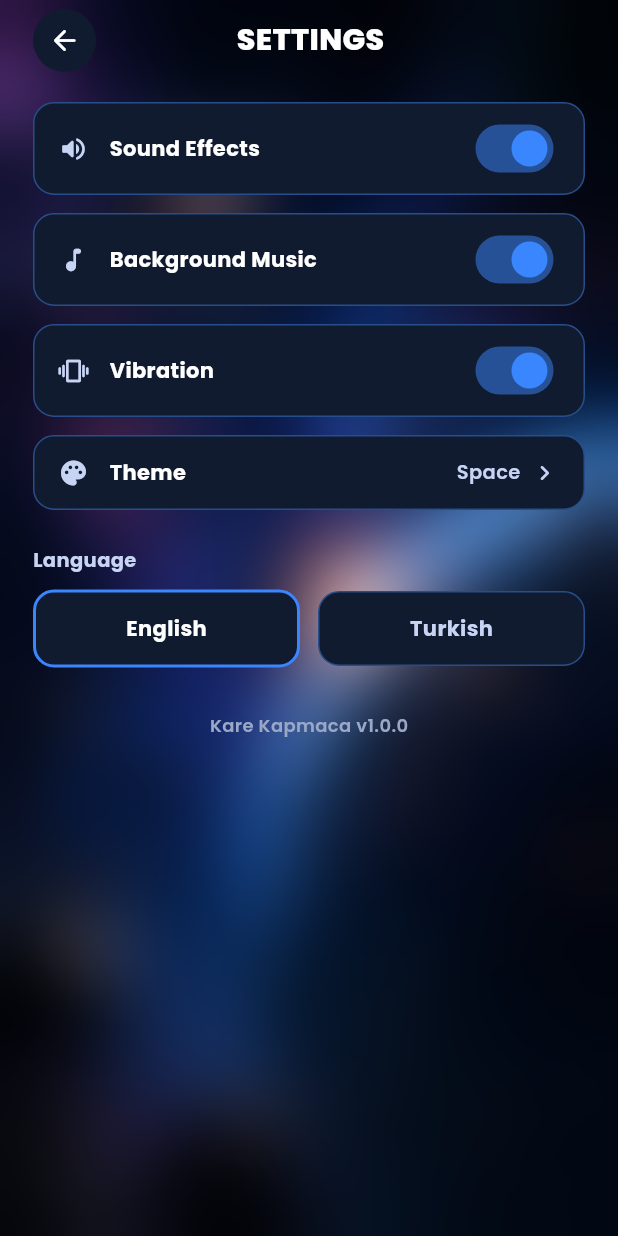
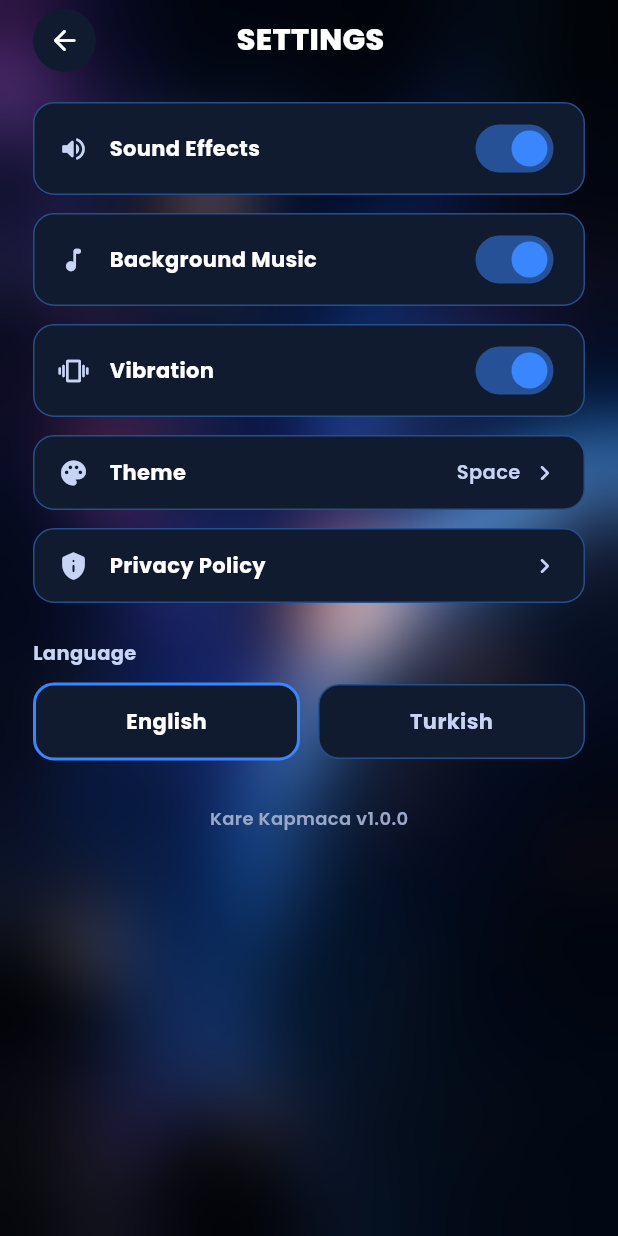
Before and after one commit to ahmettulas/kare_kapmaca, a Flutter app: the SettingsScreen screen opened directly, on a phone screen of 412 x 824 dp. Run offline on Flutter 3.47's test engine with Material 3 defaults, Android fonts, the phone set to English and light mode, and no system bars; our stand-ins replace audioplayers, cloud_firestore, confetti, firebase_core, google_fonts, google_mobile_ads and 2 more; accounts and stored records are empty; network calls fail; statements that could not run were skipped.

Commit message:
Fix Play privacy policy rejection, add in-app policy link
- Privacy policy names the Play listing exactly (Dotbound, developer
  AhmetUlaş, package name) and now matches app behavior: child-directed,
  non-personalized G-rated AdMob ads, 2h room expiry, Google Fonts.
- Settings screen links to the hosted privacy policy (required by the
  User Data policy); adds url_launcher and an https VIEW query.
- Firestore rules: allow get but not list on rooms so avatars/names
  can't be scraped; require expireAt on create for a TTL policy.
- Rooms get an expireAt timestamp so abandoned rooms are purged.
- Bump build to 1.0.0+9; toolchain bumps (Gradle 9.3.1, AGP 9.1.1),
  smaller audio assets, dependency lock updates.

```diff
--- a/lib/l10n/app_strings.dart
+++ b/lib/l10n/app_strings.dart
@@ -156,6 +156,10 @@ class AppStrings {
   String get languageTurkish => _t('Turkish', 'Türkçe');
   String get themeLabel => _t('Theme', 'Tema');
   String get themeSheetTitle => _t('Choose a theme', 'Bir tema seç');
+  String get privacyPolicyLabel =>
+      _t('Privacy Policy', 'Gizlilik Politikası');
+  String get linkOpenError =>
+      _t("Couldn't open the link.", 'Bağlantı açılamadı.');
   String get versionFooter => 'Kare Kapmaca v1.0.0';
 
   // Online rooms
--- a/lib/screens/settings_screen.dart
+++ b/lib/screens/settings_screen.dart
@@ -1,5 +1,6 @@
 import 'package:flutter/material.dart';
 import 'package:provider/provider.dart';
+import 'package:url_launcher/url_launcher.dart';
 
 import '../l10n/app_strings.dart';
 import '../services/audio_service.dart';
@@ -9,6 +10,22 @@ import '../theme/app_theme.dart';
 import '../theme/theme_presets.dart';
 import '../widgets/screen_backdrop.dart';
 import '../widgets/setup_header.dart';
+
+/// Same URL as the one entered in Play Console → App content → Privacy
+/// policy. Google requires the policy to be reachable from inside the app.
+const _privacyPolicyUrl =
+    'https://dotboxes-e69a6.web.app/privacy-policy.html';
+
+Future<void> _openPrivacyPolicy(BuildContext context, AppStrings t) async {
+  final messenger = ScaffoldMessenger.of(context);
+  final ok = await launchUrl(
+    Uri.parse(_privacyPolicyUrl),
+    mode: LaunchMode.externalApplication,
+  );
+  if (!ok) {
+    messenger.showSnackBar(SnackBar(content: Text(t.linkOpenError)));
+  }
+}
 
 class SettingsScreen extends StatelessWidget {
   const SettingsScreen({super.key});
@@ -64,6 +81,13 @@ class SettingsScreen extends StatelessWidget {
                           settings.language == AppLanguage.tr,
                         ),
                         onTap: () => _showThemeSheet(context, settings, t),
+                      ),
+                      const SizedBox(height: 12),
+                      _ThemeTile(
+                        icon: Icons.privacy_tip_rounded,
+                        title: t.privacyPolicyLabel,
+                        currentThemeName: '',
+                        onTap: () => _openPrivacyPolicy(context, t),
                       ),
                       const SizedBox(height: 24),
                       Text(
@@ -214,11 +238,13 @@ class _SettingsTile extends StatelessWidget {
 
 class _ThemeTile extends StatelessWidget {
   const _ThemeTile({
+    this.icon = Icons.palette_rounded,
     required this.title,
     required this.currentThemeName,
     required this.onTap,
   });
 
+  final IconData icon;
   final String title;
   final String currentThemeName;
   final VoidCallback onTap;
@@ -237,7 +263,7 @@ class _ThemeTile extends StatelessWidget {
         child: Row(
           children: [
             Icon(
-              Icons.palette_rounded,
+              icon,
               color: AppColors.textSecondary,
               size: 20,
             ),
--- a/lib/services/room_service.dart
+++ b/lib/services/room_service.dart
@@ -27,6 +27,10 @@ class RoomService {
   // RoomService — e.g. as an app-wide Provider — doesn't require Firebase
   // to already be initialized; only actually talking to Firestore does.
   FirebaseFirestore get _db => _firestoreOverride ?? FirebaseFirestore.instance;
+
+  /// Upper bound on how long a room document may live server-side.
+  /// Keep in sync with the retention period stated in the privacy policy.
+  static const roomTtl = Duration(hours: 2);
 
   CollectionReference<Map<String, dynamic>> get _rooms =>
       _db.collection('rooms');
@@ -81,6 +85,12 @@ class RoomService {
           'status': RoomStatus.waiting.name,
           'moves': <Map<String, dynamic>>[],
           'createdAt': FieldValue.serverTimestamp(),
+          // Firestore TTL policy on `expireAt` deletes rooms (and their
+          // avatar photos) that were never cleaned up by deleteRoom(),
+          // e.g. after a crash, force-quit or lost connection.
+          'expireAt': Timestamp.fromDate(
+            DateTime.now().add(roomTtl),
+          ),
         });
         return true;
       });
--- a/pubspec.yaml
+++ b/pubspec.yaml
@@ -16,7 +16,7 @@ publish_to: 'none' # Remove this line if you wish to publish to pub.dev
 # https://developer.apple.com/library/archive/documentation/General/Reference/InfoPlistKeyReference/Articles/CoreFoundationKeys.html
 # In Windows, build-name is used as the major, minor, and patch parts
 # of the product and file versions while build-number is used as the build suffix.
-version: 1.0.0+5
+version: 1.0.0+9
 
 environment:
   sdk: ^3.12.0
@@ -58,7 +58,9 @@ dependencies:
   audioplayers: ^6.1.0
   firebase_core: ^4.12.1
   cloud_firestore: ^6.7.1
-  google_mobile_ads: ^9.1.0
+  google_mobile_ads: ^9.2.0
+  material_ui: ^1.11.1
+  url_launcher: ^6.3.3
 
 dev_dependencies:
   flutter_test:
```
Also changed, not shown: pubspec.lock, 10 other files.
